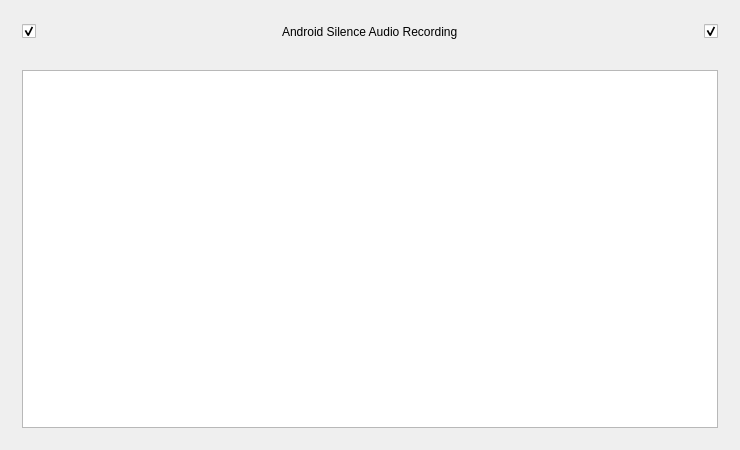
Gabriele91/AndroidSilenceAudioRecording, file qt_server/q_android_silence_audio_recording.ui: the form before one commit.
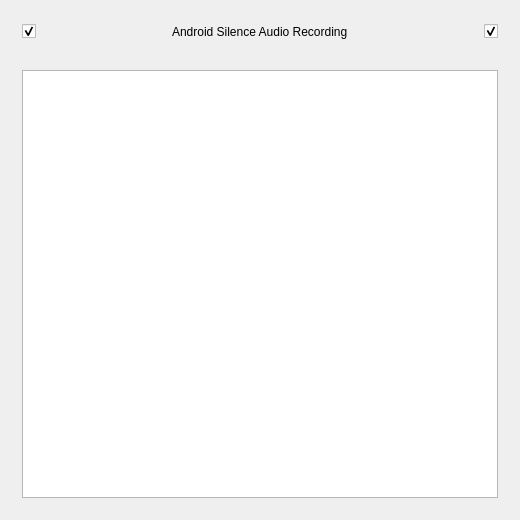
The form after the commit. Custom widgets are drawn as their Qt base class.

Diff of the .ui file:
```diff
--- a/qt_server/q_android_silence_audio_recording.ui
+++ b/qt_server/q_android_silence_audio_recording.ui
@@ -6,14 +6,14 @@
    <rect>
     <x>0</x>
     <y>0</y>
-    <width>740</width>
-    <height>450</height>
+    <width>520</width>
+    <height>520</height>
    </rect>
   </property>
   <property name="minimumSize">
    <size>
-    <width>740</width>
-    <height>450</height>
+    <width>520</width>
+    <height>520</height>
    </size>
   </property>
   <property name="maximumSize">
```
